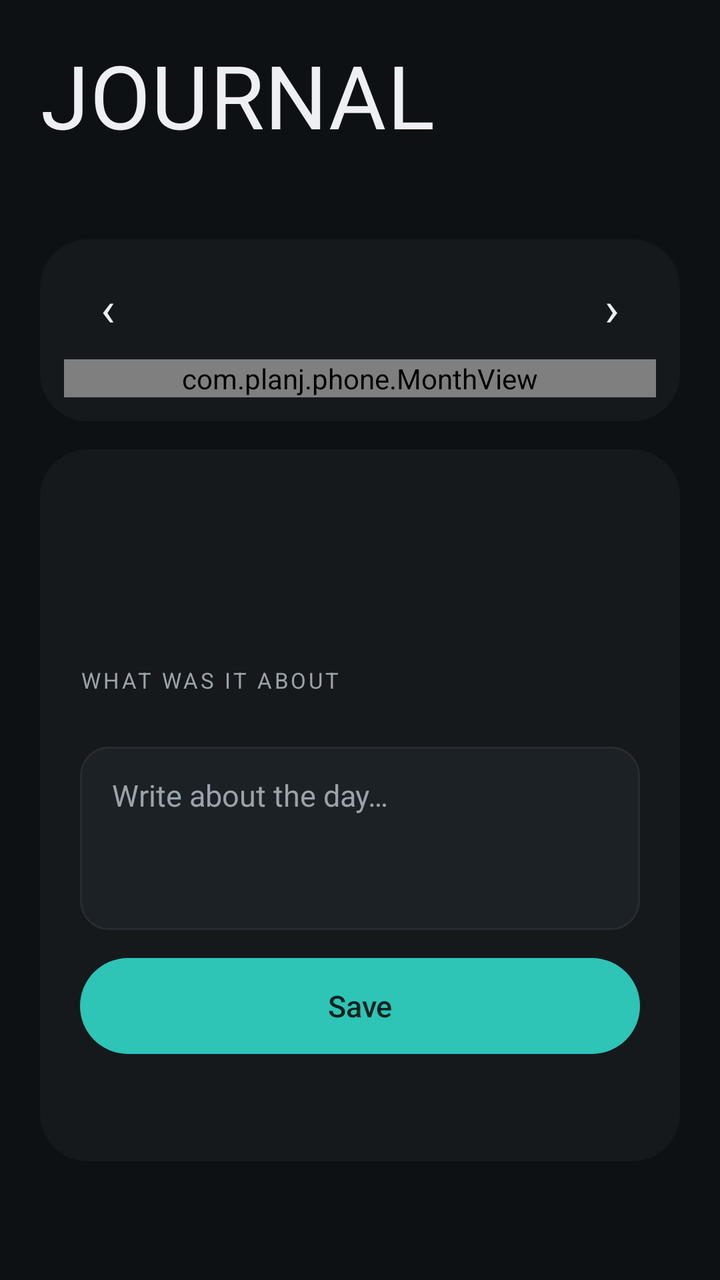
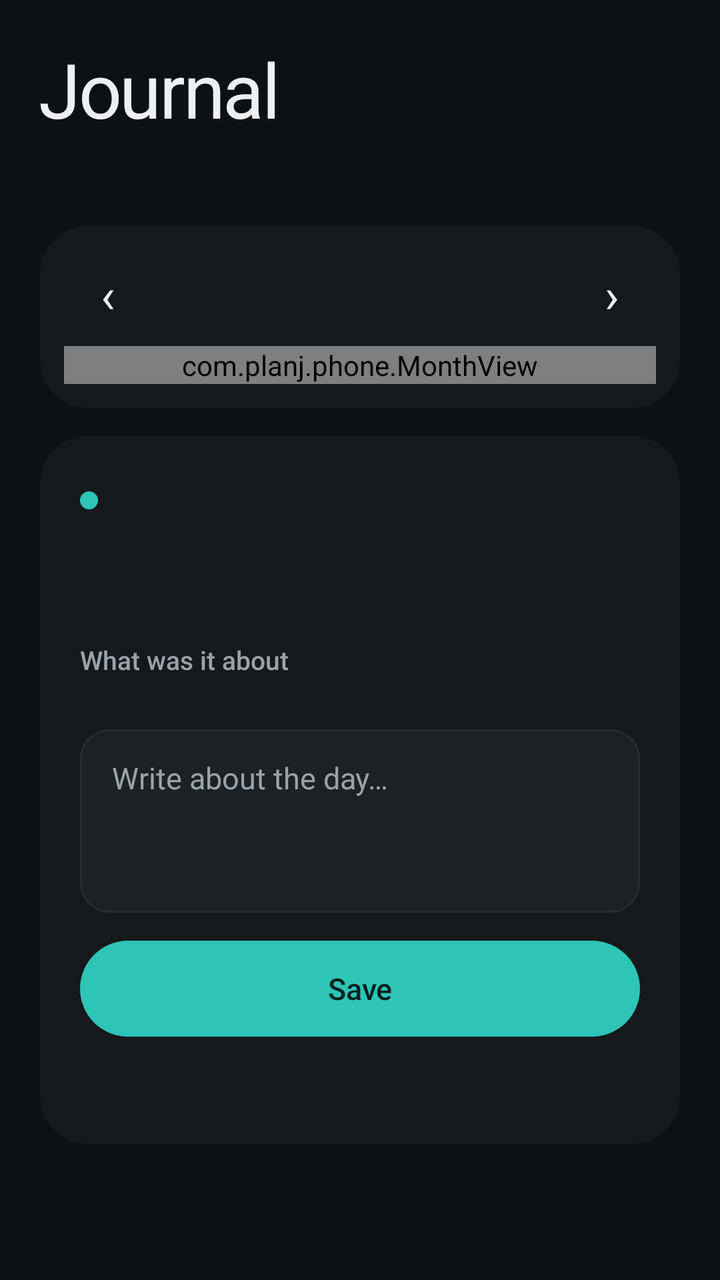

An Android layout rendered at two revisions. The XML below is the earlier revision; the diff shows what the commit changed to produce the second picture.
<!-- AndroidManifest.xml: application theme Theme.Planj -->
<!-- res/layout/tab_journal.xml -->
<?xml version="1.0" encoding="utf-8"?>
<ScrollView xmlns:android="http://schemas.android.com/apk/res/android"
    android:layout_width="match_parent"
    android:layout_height="match_parent"
    android:fillViewport="true"
    android:scrollbars="none">

    <LinearLayout
        android:layout_width="match_parent"
        android:layout_height="wrap_content"
        android:orientation="vertical"
        android:paddingHorizontal="20dp"
        android:paddingTop="24dp"
        android:paddingBottom="24dp">

        <TextView
            style="@style/Display.XL"
            android:text="Journal" />

        <TextView
            android:id="@+id/journal_summary"
            android:layout_width="wrap_content"
            android:layout_height="wrap_content"
            android:layout_marginTop="4dp"
            android:textColor="@color/muted"
            android:textSize="15sp" />

        
        <LinearLayout
            android:layout_width="match_parent"
            android:layout_height="wrap_content"
            android:layout_marginTop="20dp"
            android:background="@drawable/card_bg"
            android:orientation="vertical"
            android:paddingHorizontal="12dp"
            android:paddingVertical="12dp">

            <LinearLayout
                android:layout_width="match_parent"
                android:layout_height="wrap_content"
                android:gravity="center_vertical"
                android:orientation="horizontal">

                <TextView
                    android:id="@+id/month_prev"
                    android:layout_width="44dp"
                    android:layout_height="44dp"
                    android:background="@drawable/btn_text"
                    android:gravity="center"
                    android:text="‹"
                    android:textColor="@color/text"
                    android:textSize="24sp" />

                <TextView
                    android:id="@+id/month_title"
                    android:layout_width="0dp"
                    android:layout_height="wrap_content"
                    android:layout_weight="1"
                    android:fontFamily="sans-serif-medium"
                    android:gravity="center"
                    android:textColor="@color/text"
                    android:textSize="15sp" />

                <TextView
                    android:id="@+id/month_next"
                    android:layout_width="44dp"
                    android:layout_height="44dp"
                    android:background="@drawable/btn_text"
                    android:gravity="center"
                    android:text="›"
                    android:textColor="@color/text"
                    android:textSize="24sp" />
            </LinearLayout>

            <com.planj.phone.MonthView
                android:id="@+id/month"
                android:layout_width="match_parent"
                android:layout_height="wrap_content"
                android:layout_marginTop="4dp" />
        </LinearLayout>

        
        <LinearLayout
            android:layout_width="match_parent"
            android:layout_height="wrap_content"
            android:layout_marginTop="14dp"
            android:background="@drawable/card_bg"
            android:orientation="vertical"
            android:padding="20dp">

            <TextView
                android:id="@+id/entry_title"
                android:layout_width="match_parent"
                android:layout_height="wrap_content"
                android:fontFamily="sans-serif-medium"
                android:textColor="@color/text"
                android:textSize="22sp" />

            <TextView
                android:id="@+id/entry_state"
                android:layout_width="match_parent"
                android:layout_height="wrap_content"
                android:layout_marginTop="3dp"
                android:textColor="@color/muted"
                android:textSize="13sp" />

            <LinearLayout
                android:id="@+id/entry_mood_row"
                android:layout_width="match_parent"
                android:layout_height="wrap_content"
                android:layout_marginTop="18dp"
                android:baselineAligned="false"
                android:orientation="horizontal" />

            <TextView
                android:layout_width="wrap_content"
                android:layout_height="wrap_content"
                android:layout_marginTop="20dp"
                android:letterSpacing="0.12"
                android:text="WHAT WAS IT ABOUT"
                android:textColor="@color/muted"
                android:textSize="11sp" />

            <HorizontalScrollView
                android:layout_width="match_parent"
                android:layout_height="wrap_content"
                android:layout_marginTop="10dp"
                android:scrollbars="none">

                <LinearLayout
                    android:id="@+id/tags"
                    android:layout_width="wrap_content"
                    android:layout_height="wrap_content"
                    android:orientation="horizontal" />
            </HorizontalScrollView>

            <EditText
                android:id="@+id/entry_note"
                android:layout_width="match_parent"
                android:layout_height="wrap_content"
                android:layout_marginTop="16dp"
                android:background="@drawable/field_bg"
                android:gravity="top"
                android:hint="Write about the day…"
                android:importantForAutofill="no"
                android:inputType="textCapSentences|textMultiLine"
                android:lineSpacingExtra="4dp"
                android:minLines="3"
                android:paddingHorizontal="16dp"
                android:paddingVertical="14dp"
                android:textColor="@color/text"
                android:textColorHint="@color/muted"
                android:textCursorDrawable="@null"
                android:textSize="15sp" />

            <Button
                android:id="@+id/entry_save"
                style="?android:attr/borderlessButtonStyle"
                android:layout_width="match_parent"
                android:layout_height="48dp"
                android:layout_marginTop="14dp"
                android:background="@drawable/btn_primary"
                android:fontFamily="sans-serif-medium"
                android:text="Save"
                android:textAllCaps="false"
                android:textColor="@color/on_accent"
                android:textSize="15sp" />

            <TextView
                android:id="@+id/entry_usage"
                android:layout_width="match_parent"
                android:layout_height="wrap_content"
                android:layout_marginTop="16dp"
                android:background="@drawable/btn_text"
                android:textColor="@color/muted"
                android:textSize="13sp" />
        </LinearLayout>
    </LinearLayout>
</ScrollView>
<!-- resources referenced by this layout -->
<resources>
  <color name="muted">#9AA3AB</color>
  <color name="on_accent">#06211E</color>
  <color name="text">#EDEFF2</color>
  <!-- drawable btn_text (drawable) -->
  <?xml version="1.0" encoding="utf-8"?>
  <ripple xmlns:android="http://schemas.android.com/apk/res/android" android:color="@color/ripple">
      <item>
          <shape android:shape="rectangle">
              <solid android:color="#00000000" />
              <corners android:radius="999dp" />
          </shape>
      </item>
  </ripple>
  <!-- drawable card_bg (drawable) -->
  <?xml version="1.0" encoding="utf-8"?>
  <shape xmlns:android="http://schemas.android.com/apk/res/android" android:shape="rectangle">
      <solid android:color="@color/surface" />
      <corners android:radius="24dp" />
  </shape>
  <!-- drawable field_bg (drawable) -->
  <?xml version="1.0" encoding="utf-8"?>
  <selector xmlns:android="http://schemas.android.com/apk/res/android">
      <item android:state_focused="true">
          <shape android:shape="rectangle">
              <solid android:color="@color/surface_alt" />
              <corners android:radius="14dp" />
              <stroke android:width="1.5dp" android:color="@color/accent" />
          </shape>
      </item>
      <item>
          <shape android:shape="rectangle">
              <solid android:color="@color/surface_alt" />
              <corners android:radius="14dp" />
              <stroke android:width="1dp" android:color="@color/border" />
          </shape>
      </item>
  </selector>
  <style name="Display.XL">
          <item name="android:textSize">44sp</item>
      </style>
  <style name="Theme.Planj" parent="@android:style/Theme.Material.NoActionBar">
          <item name="android:windowBackground">@color/bg</item>
          <item name="android:colorAccent">@color/accent</item>
          <item name="android:statusBarColor">@color/bg</item>
          <item name="android:navigationBarColor">@color/bg</item>
          <item name="android:textColorPrimary">@color/text</item>
          <item name="android:textColorSecondary">@color/muted</item>
          <item name="android:textColorHint">@color/muted</item>
          <item name="android:windowAnimationStyle">@style/PageTransitions</item>
      </style>
  <color name="ripple">#22FFFFFF</color>
  <color name="accent_dim">#1F5F5A</color>
  <color name="accent">#2EC4B6</color>
  <color name="surface">#15191C</color>
  <color name="surface_alt">#1C2125</color>
  <color name="border">#262C31</color>
  <color name="bg">#0E1113</color>
  <style name="PageTransitions" parent="@android:style/Animation.Activity">
          <item name="android:activityOpenEnterAnimation">@anim/slide_in_right</item>
          <item name="android:activityOpenExitAnimation">@anim/slide_out_left</item>
          <item name="android:activityCloseEnterAnimation">@anim/slide_in_left</item>
          <item name="android:activityCloseExitAnimation">@anim/slide_out_right</item>
      </style>
  <!-- unchanged entries left out for length: 1 -->
</resources>

<!-- the commit's change to res/layout/tab_journal.xml (unified diff, before → after) -->
@@ -90,11 +90,7 @@
 
             <TextView
                 android:id="@+id/entry_title"
-                android:layout_width="match_parent"
-                android:layout_height="wrap_content"
-                android:fontFamily="sans-serif-medium"
-                android:textColor="@color/text"
-                android:textSize="22sp" />
+                style="@style/Heading.Dot" />
 
             <TextView
                 android:id="@+id/entry_state"
@@ -116,10 +112,10 @@
                 android:layout_width="wrap_content"
                 android:layout_height="wrap_content"
                 android:layout_marginTop="20dp"
-                android:letterSpacing="0.12"
-                android:text="WHAT WAS IT ABOUT"
+                android:fontFamily="sans-serif-medium"
+                android:text="What was it about"
                 android:textColor="@color/muted"
-                android:textSize="11sp" />
+                android:textSize="13sp" />
 
             <HorizontalScrollView
                 android:layout_width="match_parent"
<!-- resource entries referenced after the edit -->
@@ -38,7 +38,12 @@
       </item>
   </selector>
   <style name="Display.XL">
-          <item name="android:textSize">44sp</item>
+          <item name="android:textSize">38sp</item>
+      </style>
+  <style name="Heading.Dot">
+          <item name="android:drawableStart">@drawable/dot_accent</item>
+          <item name="android:drawablePadding">10dp</item>
+          <item name="android:gravity">center_vertical</item>
       </style>
   <style name="Theme.Planj" parent="@android:style/Theme.Material.NoActionBar">
           <item name="android:windowBackground">@color/bg</item>
@@ -56,6 +61,12 @@
   <color name="surface">#15191C</color>
   <color name="surface_alt">#1C2125</color>
   <color name="border">#262C31</color>
+  <!-- drawable dot_accent (drawable) -->
+  <?xml version="1.0" encoding="utf-8"?>
+  <shape xmlns:android="http://schemas.android.com/apk/res/android" android:shape="oval">
+      <solid android:color="@color/accent" />
+      <size android:width="9dp" android:height="9dp" />
+  </shape>
   <color name="bg">#0E1113</color>
   <style name="PageTransitions" parent="@android:style/Animation.Activity">
           <item name="android:activityOpenEnterAnimation">@anim/slide_in_right</item>
